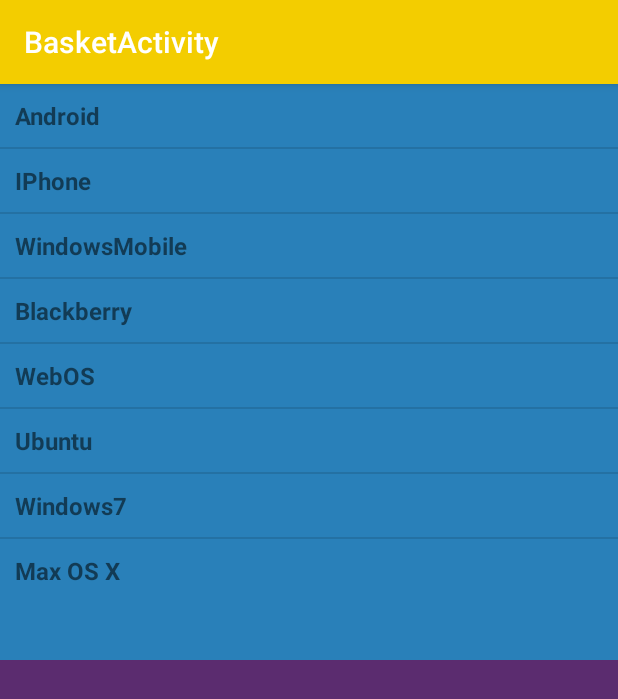
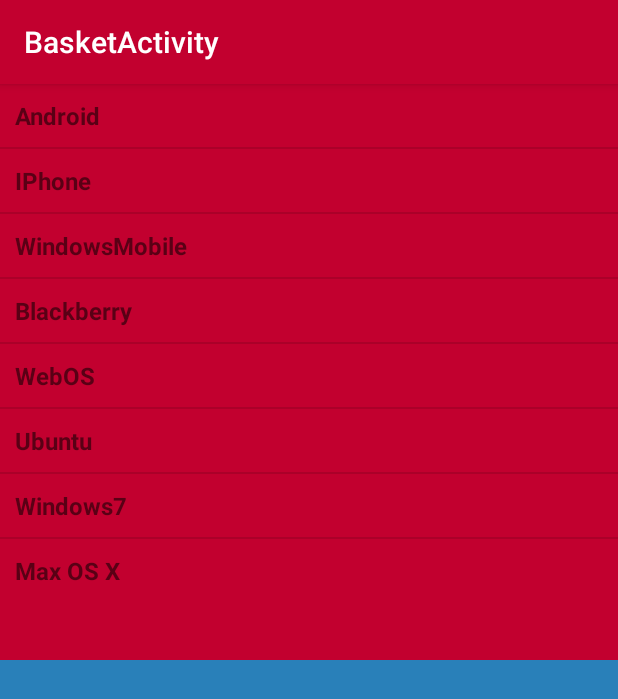
Before and after one commit to Calvin-CS262/CS-262, an Android app: the BasketActivity screen opened directly, with no data from a screen before it, on a phone screen of 412 x 824 dp. Shown: the top 699 px of the screen. Run offline under Robolectric (Android 15) with nearby library versions, the phone set to English and light mode, and no system bars.

Commit message:
made some minor color changes and made sure everything works

```diff
--- a/CalUberPrototype/app/src/main/res/layout/activity_basket.xml
+++ b/CalUberPrototype/app/src/main/res/layout/activity_basket.xml
@@ -16,7 +16,7 @@
             android:id="@+id/toolbar"
             android:layout_width="match_parent"
             android:layout_height="?attr/actionBarSize"
-            android:background="?attr/colorAccent"
+            android:background="@color/colorPrimary"
             app:popupTheme="@style/AppTheme.PopupOverlay" />
 
     </android.support.design.widget.AppBarLayout>
--- a/CalUberPrototype/app/src/main/res/layout/activity_main.xml
+++ b/CalUberPrototype/app/src/main/res/layout/activity_main.xml
@@ -17,7 +17,7 @@
         android:layout_marginBottom="76dp"
         android:layout_marginVertical="80dp"
         android:text="Start A Ride"
-        android:textColor="@color/colorAccent"
+        android:textColor="@color/colorPrimary"
         android:textSize="20sp"
         android:textStyle="bold"
         app:layout_constraintBottom_toBottomOf="parent"
--- a/CalUberPrototype/app/src/main/res/layout/content_basket.xml
+++ b/CalUberPrototype/app/src/main/res/layout/content_basket.xml
@@ -11,7 +11,7 @@
 
     <LinearLayout
         android:layout_weight="1"
-        android:background="#2980b9"
+        android:background="@color/colorPrimary"
         android:layout_height="fill_parent"
         android:layout_width="match_parent" >
 
@@ -24,7 +24,7 @@
 
     <LinearLayout
         android:layout_weight="1"
-        android:background="#5b2c6f"
+        android:background="#2980b9"
         android:layout_height="fill_parent"
         android:layout_width="match_parent" >
 
```
